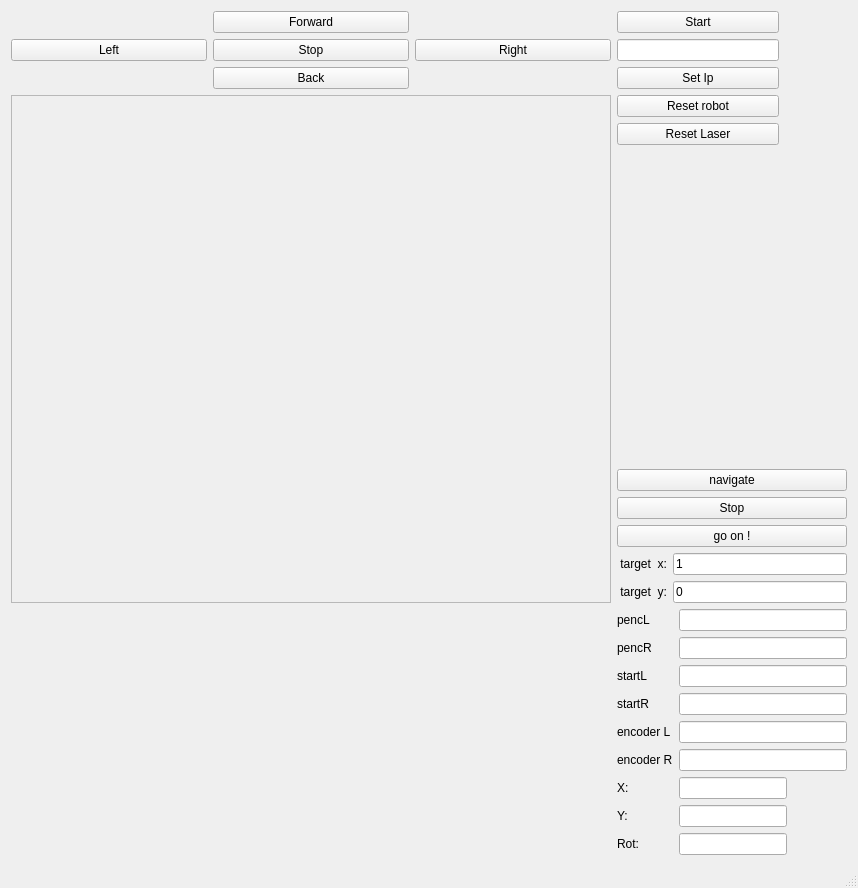
swrko/RMR, file mainwindow.ui: the form before one commit.
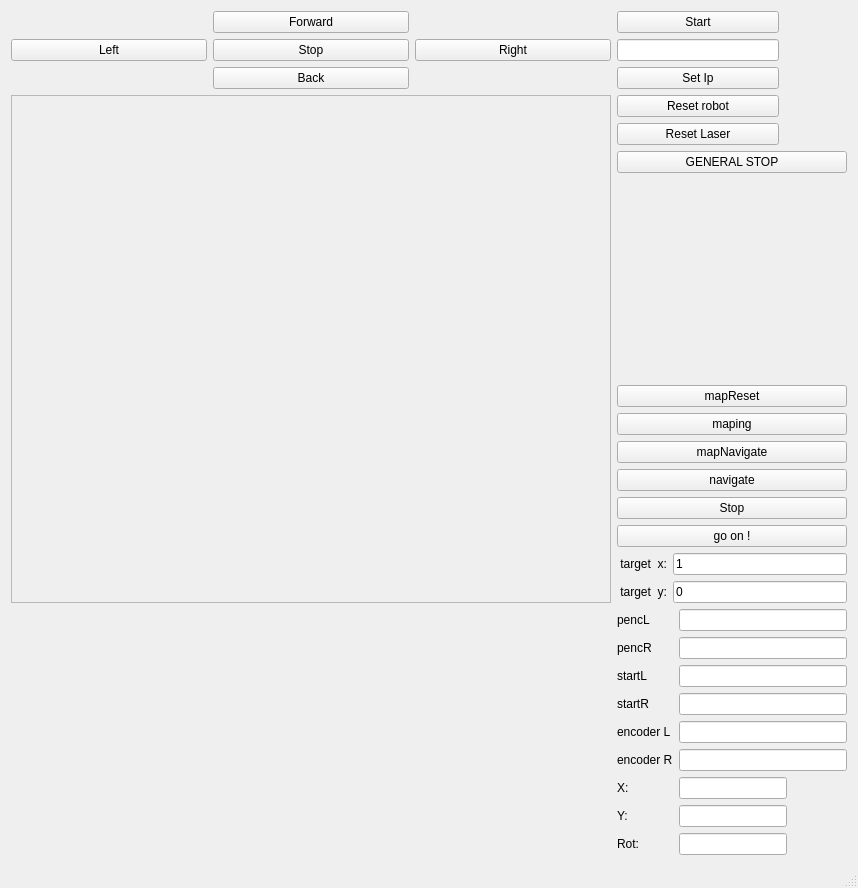
The form after the commit.

The edit to the form file:
```diff
--- a/mainwindow.ui
+++ b/mainwindow.ui
@@ -182,6 +182,13 @@
         </property>
        </widget>
       </item>
+      <item>
+       <widget class="QPushButton" name="pushButton_16">
+        <property name="text">
+         <string>GENERAL STOP</string>
+        </property>
+       </widget>
+      </item>
       <item>
        <spacer name="verticalSpacer">
         <property name="orientation">
@@ -195,6 +202,27 @@
         </property>
        </spacer>
       </item>
+      <item>
+       <widget class="QPushButton" name="pushButton_15">
+        <property name="text">
+         <string>mapReset</string>
+        </property>
+       </widget>
+      </item>
+      <item>
+       <widget class="QPushButton" name="pushButton_14">
+        <property name="text">
+         <string>maping</string>
+        </property>
+       </widget>
+      </item>
+      <item>
+       <widget class="QPushButton" name="pushButton_13">
+        <property name="text">
+         <string>mapNavigate</string>
+        </property>
+       </widget>
+      </item>
       <item>
        <widget class="QPushButton" name="pushButton_12">
         <property name="text">
```
